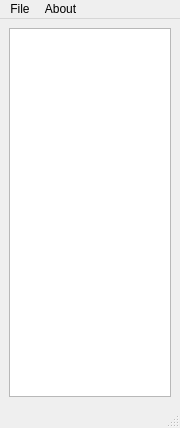
Before: the Qt Designer form src/ui/mainwindow.ui in ilvokhin/oop-project, drawn with Qt 5.
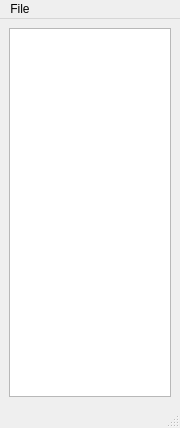
After: the same form once the commit is applied. Icons and pictures are not drawn.

Commit message: removed empty "About" menu

The edit to the form file:
```diff
--- a/src/ui/mainwindow.ui
+++ b/src/ui/mainwindow.ui
@@ -42,14 +42,7 @@
     <addaction name="separator"/>
     <addaction name="actionExit"/>
    </widget>
-   <widget class="QMenu" name="menuAbout">
-    <property name="title">
-     <string>About</string>
-    </property>
-    <addaction name="actionAbout"/>
-   </widget>
    <addaction name="menu"/>
-   <addaction name="menuAbout"/>
   </widget>
   <widget class="QStatusBar" name="statusbar"/>
   <action name="actionLogin">
```
Left out of the diff: 5 changed lines with no effect on the pictures. The commit also changes 2 other files.
